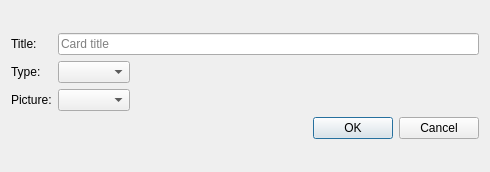
Old version of the form apps/password_manager/src/ui/newcarddialog.ui in the repository petr-panteleyev/cpp.
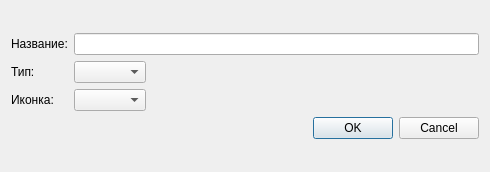
New version of the form.

Diff of the .ui file:
```diff
--- a/apps/password_manager/src/ui/newcarddialog.ui
+++ b/apps/password_manager/src/ui/newcarddialog.ui
@@ -21,21 +21,21 @@
        <item row="0" column="0">
         <widget class="QLabel" name="label">
          <property name="text">
-          <string>Title:</string>
+          <string notr="true">Название:</string>
          </property>
         </widget>
        </item>
        <item row="0" column="1">
         <widget class="QLineEdit" name="titleEdit">
          <property name="placeholderText">
-          <string>Card title</string>
+          <string notr="true"/>
          </property>
         </widget>
        </item>
        <item row="1" column="0">
         <widget class="QLabel" name="typeLabel">
          <property name="text">
-          <string>Type:</string>
+          <string notr="true">Тип:</string>
          </property>
         </widget>
        </item>
@@ -62,7 +62,7 @@
        <item row="2" column="0">
         <widget class="QLabel" name="pictureLabel">
          <property name="text">
-          <string>Picture:</string>
+          <string notr="true">Иконка:</string>
          </property>
         </widget>
        </item>
```
Left out of the diff: 2 changed lines with no effect on the pictures.
